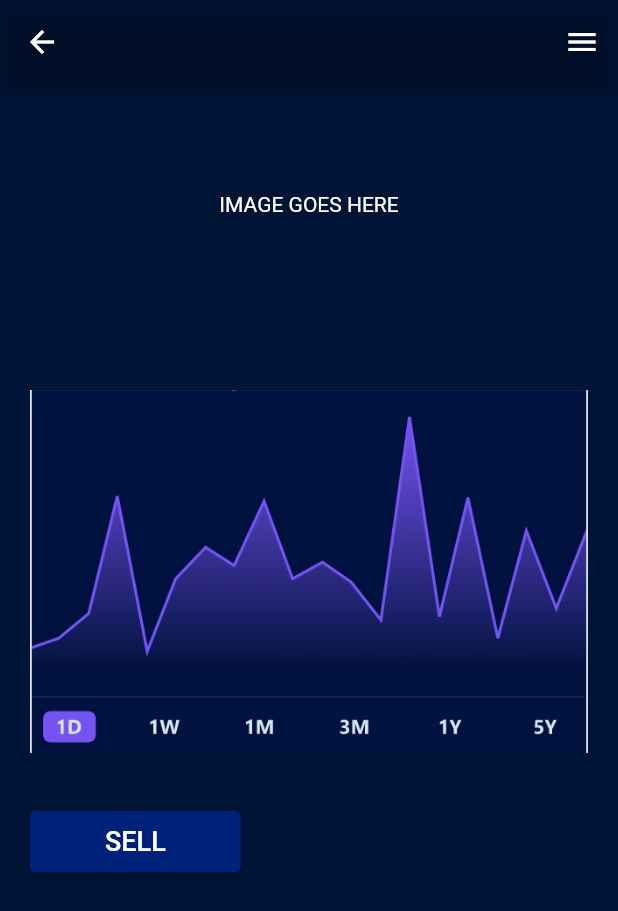
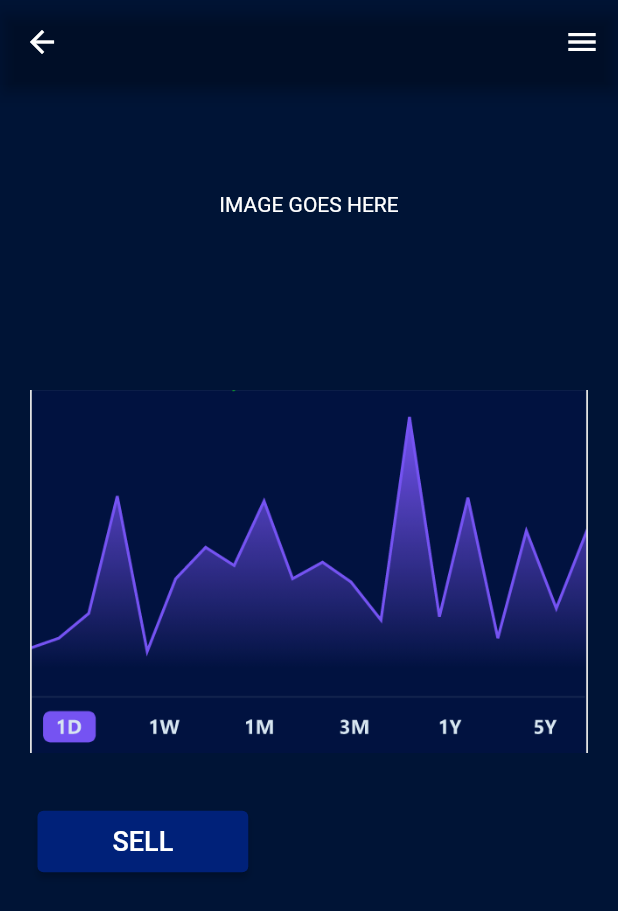
Before and after one commit to nate-c/Inkwell-mobile, a Flutter app: the Company screen opened directly with empty values, on a phone screen of 412 x 824 dp. Shown: the top 911 px of the screen. Run offline on Flutter 3.47's test engine with Material 2 defaults, Android fonts, the phone set to English and light mode, and no system bars; our stand-ins replace expandable, flutter_secure_storage, url_launcher_web; accounts and stored records are empty.

Commit message:
adding spacing

```diff
--- a/lib/screens/company.dart
+++ b/lib/screens/company.dart
@@ -88,7 +88,9 @@ class Company extends StatelessWidget {
                       child: Row(
                         children: [
                           if (shares != null && shares > 0)
-                            ElevatedButton(
+                            Container(
+                              margin: EdgeInsetsDirectional.all(5),
+                              child: ElevatedButton(
                                   onPressed: () {
                                     buyStock();
                                   },
@@ -101,7 +103,10 @@ class Company extends StatelessWidget {
                                     padding: EdgeInsets.symmetric(
                                         horizontal: 50, vertical: 10),
                                   )),
-                          ElevatedButton(
+                            ),
+                          Container(
+                            margin: EdgeInsetsDirectional.all(5),
+                            child: ElevatedButton(
                                 onPressed: () {
                                   sellStock();
                                 },
@@ -114,6 +119,7 @@ class Company extends StatelessWidget {
                                   padding: EdgeInsets.symmetric(
                                       horizontal: 50, vertical: 10),
                                 )),
+                          ),
                         ],
                       ))
                 ]))));
```
Lines whose indentation alone changed are shown as unchanged.
